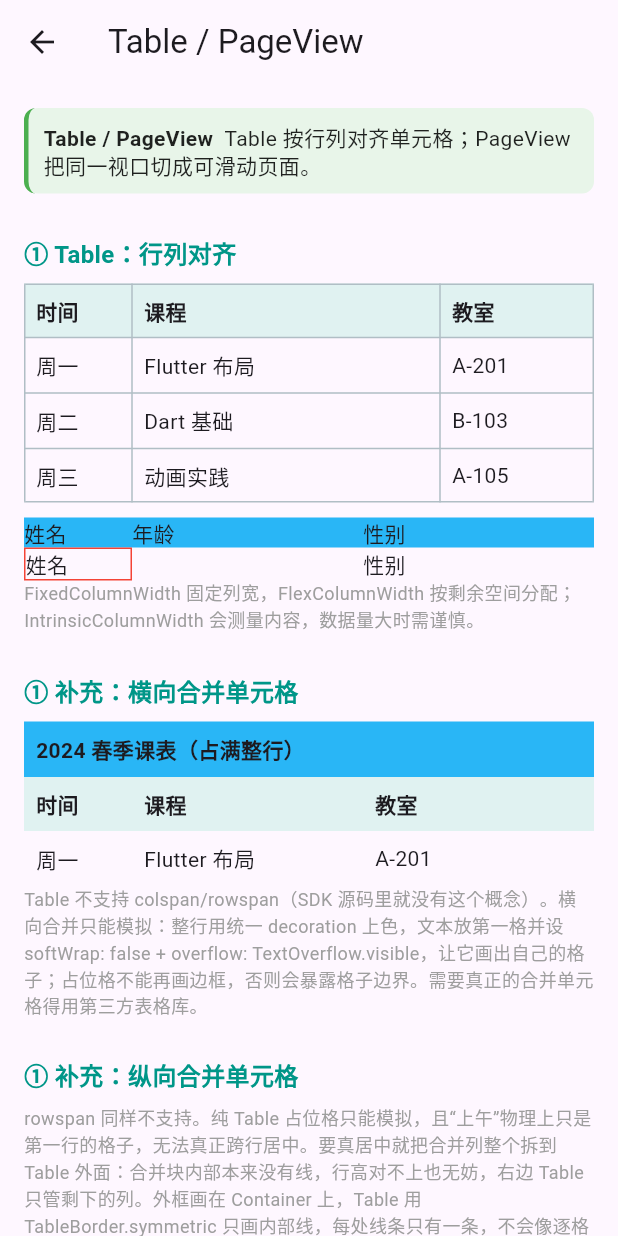
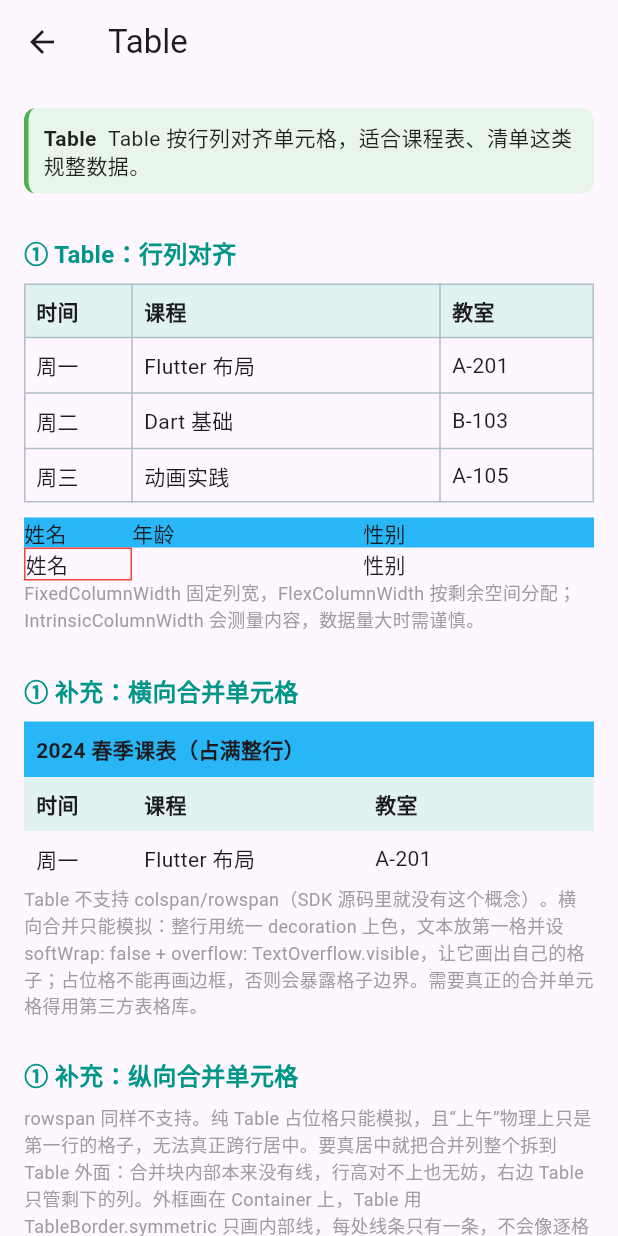
Before and after one commit to Tajigaqzh/flu_client, a Flutter app: the TablePageViewPage screen opened directly, on a phone screen of 412 x 824 dp. Run offline on Flutter 3.47's test engine with Material 3 defaults, Android fonts, the phone set to English and light mode, and no system bars; our stand-ins replace just_audio; missing offline and left inert: audio_session.

Commit message:
learn note table

```diff
--- a/lib/learn/fl01_layout/layout19_table_page_view.dart
+++ b/lib/learn/fl01_layout/layout19_table_page_view.dart
@@ -9,13 +9,10 @@ class TablePageViewPage extends StatefulWidget {
 }
 
 class _TablePageViewPageState extends State<TablePageViewPage> {
-  final _controller = PageController();
   final _hController = ScrollController(); // 横向滚动表格的滚动条用
-  int _page = 0;
 
   @override
   void dispose() {
-    _controller.dispose();
     _hController.dispose();
     super.dispose();
   }
@@ -23,11 +20,11 @@ class _TablePageViewPageState extends State<TablePageViewPage> {
   @override
   Widget build(BuildContext context) {
     return KnowledgeScaffold(
-      title: 'Table / PageView',
+      title: 'Table',
       children: [
         KnowledgeCard(
-          'Table / PageView',
-          'Table 按行列对齐单元格；PageView 把同一视口切成可滑动页面。',
+          'Table',
+          'Table 按行列对齐单元格，适合课程表、清单这类规整数据。',
         ),
         SectionTitle('① Table：行列对齐'),
         Table(
@@ -249,65 +246,6 @@ class _TablePageViewPageState extends State<TablePageViewPage> {
           ),
         ),
 
-        SectionTitle('② PageView：分页滑动'),
-        SizedBox(
-          height: 150,
-          child: PageView(
-            controller: _controller,
-            onPageChanged: (value) => setState(() => _page = value),
-            children: const [
-              _PagePanel(
-                color: Colors.teal,
-                title: '第一页',
-                subtitle: 'PageController 可控制初始页和跳转',
-              ),
-              _PagePanel(
-                color: Colors.indigo,
-                title: '第二页',
-                subtitle: '滑动方向可设为 Axis.vertical',
-              ),
-              _PagePanel(
-                color: Colors.deepOrange,
-                title: '第三页',
-                subtitle: 'PageView 适合分页内容，不是长列表替代品',
-              ),
-            ],
-          ),
-        ),
-        Row(
-          mainAxisAlignment: MainAxisAlignment.center,
-          children: List.generate(
-            3,
-            (index) => GestureDetector(
-              // 点击指示器跳到对应页；animateToPage 带滑动动画，jumpToPage 直接切
-              onTap: () => _controller.animateToPage(
-                index,
-                duration: const Duration(milliseconds: 250),
-                curve: Curves.easeOut,
-              ),
-              // 8px 的圆点太小点不中，用透明的 32px 容器扩大点击热区
-              behavior: HitTestBehavior.opaque,
-              child: Container(
-                width: 32,
-                height: 32,
-                alignment: Alignment.center,
-                child: Container(
-                  width: 8,
-                  height: 8,
-                  margin: const EdgeInsets.all(4),
-                  decoration: BoxDecoration(
-                    shape: BoxShape.circle,
-                    color: _page == index ? Colors.teal : Colors.black26,
-                  ),
-                ),
-              ),
-            ),
-          ),
-        ),
-        const KnowledgeCard(
-          '对比',
-          'ListView 按需连续滚动许多项目；PageView 一次聚焦一个页面，通常用于引导页、图库或分页内容。',
-        ),
       ],
     );
   }
@@ -337,40 +275,3 @@ class _TablePageViewPageState extends State<TablePageViewPage> {
     child: Text(text),
   );
 }
-
-class _PagePanel extends StatelessWidget {
-  const _PagePanel({
-    required this.color,
-    required this.title,
-    required this.subtitle,
-  });
-
-  final Color color;
-  final String title;
-  final String subtitle;
-
-  @override
-  Widget build(BuildContext context) => Container(
-    color: color,
-    padding: const EdgeInsets.all(16),
-    child: Column(
-      mainAxisAlignment: MainAxisAlignment.center,
-      children: [
-        Text(
-          title,
-          style: const TextStyle(
-            color: Colors.white,
-            fontSize: 20,
-            fontWeight: FontWeight.bold,
-          ),
-        ),
-        const SizedBox(height: 8),
-        Text(
-          subtitle,
-          textAlign: TextAlign.center,
-          style: const TextStyle(color: Colors.white),
-        ),
-      ],
-    ),
-  );
-}
```
Also changed, not shown: lib/learn/fl01_layout/layout15_transform.dart (+18 -8 lines), lib/learn/fl01_layout/layout20_carousel.dart (added, +231 -0 lines), lib/learn/menu.dart (+9 -7 lines), lib/learn/fl01_layout/layout21_sliver.dart (renamed from lib/learn/fl01_layout/layout20_sliver.dart), lib/learn/fl01_layout/layout22_responsive.dart (renamed from lib/learn/fl01_layout/layout21_responsive.dart), lib/learn/fl01_layout/layout23_custom_layout.dart (renamed from lib/learn/fl01_layout/layout22_custom_layout.dart), 2 other files.
